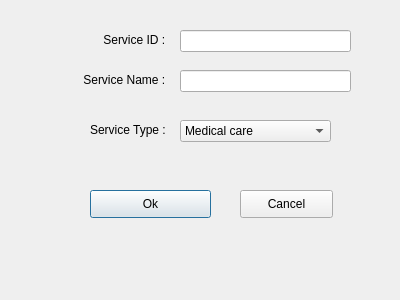
This is newDesign/serviceAdd.ui in SPRYK/DatabaseProject as Qt 5 draws it before an edit. The edited form follows.
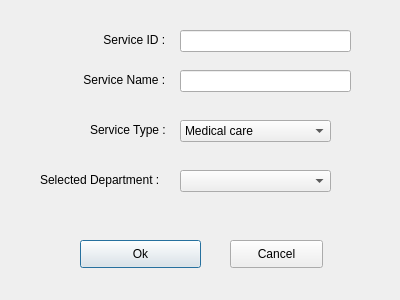
This is the edited form.

Commit message: serviceAdd and secviceEdit department

Diff of the .ui file:
```diff
--- a/newDesign/serviceAdd.ui
+++ b/newDesign/serviceAdd.ui
@@ -16,8 +16,8 @@
   <widget class="QPushButton" name="ok">
    <property name="geometry">
     <rect>
-     <x>90</x>
-     <y>190</y>
+     <x>80</x>
+     <y>240</y>
      <width>121</width>
      <height>28</height>
     </rect>
@@ -65,8 +65,8 @@
   <widget class="QPushButton" name="cancel">
    <property name="geometry">
     <rect>
-     <x>240</x>
-     <y>190</y>
+     <x>230</x>
+     <y>240</y>
      <width>93</width>
      <height>28</height>
     </rect>
@@ -128,6 +128,29 @@
     </property>
    </item>
   </widget>
+  <widget class="QComboBox" name="departmentList">
+   <property name="geometry">
+    <rect>
+     <x>180</x>
+     <y>170</y>
+     <width>151</width>
+     <height>22</height>
+    </rect>
+   </property>
+  </widget>
+  <widget class="QLabel" name="label_8">
+   <property name="geometry">
+    <rect>
+     <x>40</x>
+     <y>170</y>
+     <width>151</width>
+     <height>20</height>
+    </rect>
+   </property>
+   <property name="text">
+    <string>Selected Department :</string>
+   </property>
+  </widget>
  </widget>
  <resources/>
  <connections/>
```
The commit also changes 1 other file.
